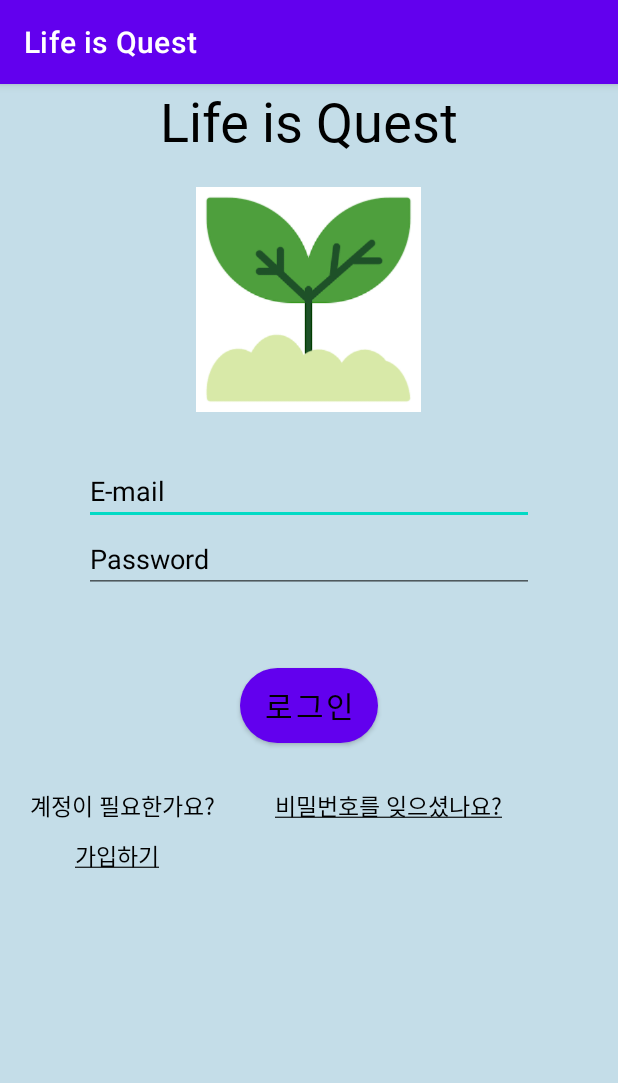
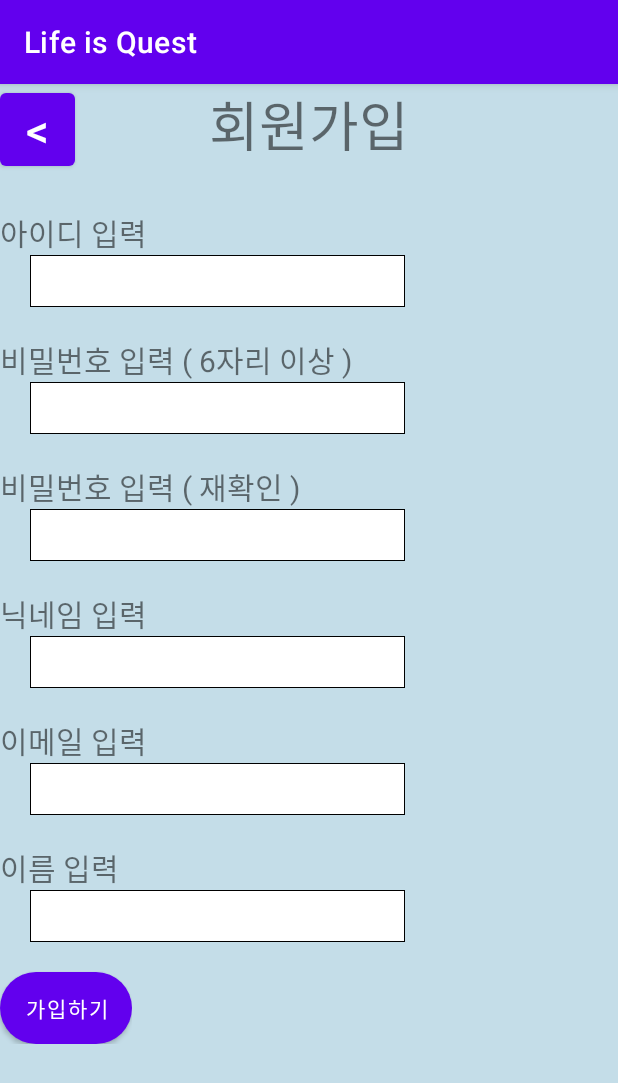
Before and after one commit to wooj1nBot/LifeisQuest, an Android app: the screen it shows after launch (LoginActivity2 before the commit, SignUpActivity2 after it), after a tap on "가입하기", on a phone screen of 412 x 824 dp. Shown: the top 1083 px of the screen. Run offline under Robolectric (Android 15) with nearby library versions, the phone set to English and light mode, and no system bars; Roboto replaces fonts that are not available here.

Commit message:
sign-up 화면, Login 화면 만듦

```diff
--- /dev/null
+++ b/app/src/main/java/com/example/lifeisquest/ForgotPW.java
@@ -0,0 +1,14 @@
+package com.example.lifeisquest;
+
+import androidx.appcompat.app.AppCompatActivity;
+
+import android.os.Bundle;
+
+public class ForgotPW extends AppCompatActivity {
+
+    @Override
+    protected void onCreate(Bundle savedInstanceState) {
+        super.onCreate(savedInstanceState);
+        setContentView(R.layout.activity_forgot_pw);
+    }
+}
--- a/app/src/main/java/com/example/lifeisquest/LoginActivity2.java
+++ b/app/src/main/java/com/example/lifeisquest/LoginActivity2.java
@@ -3,6 +3,7 @@ package com.example.lifeisquest;
 import androidx.appcompat.app.AppCompatActivity;
 
 import android.annotation.SuppressLint;
+import android.content.Intent;
 import android.os.Bundle;
 import android.util.Log;
 import android.view.View;
@@ -16,29 +17,40 @@ import com.example.lifeisquest.databinding.ActivityMainBinding;
 
 public class LoginActivity2 extends AppCompatActivity {
     private ActivityLogin2Binding binding;
-    @SuppressLint("SetTextI18n")
+
     @Override
     protected void onCreate(Bundle savedInstanceState) {
         super.onCreate(savedInstanceState);
         binding = ActivityLogin2Binding.inflate(getLayoutInflater());
         setContentView(binding.getRoot());
 
+        // 가입하기 btn
         binding.signUp.setOnClickListener(new View.OnClickListener() {
             @Override
             public void onClick(View v) {
-                Toast.makeText(getApplicationContext(), "클릭되었습니다.", Toast.LENGTH_LONG).show();
+                Intent intent = new Intent(getApplicationContext(), SignUpActivity2.class);
+                startActivity(intent);
             }
         });
 
+        // forgot pw
+
+
+        // login
         binding.emailEdit.setOnClickListener(new View.OnClickListener() {
             @Override
             public void onClick(View v) {
-                EditText emailEdit = binding.emailEdit;
-                if(emailEdit.getText().toString().equals("E-mail")) {
-                    Log.d("email_address", emailEdit.getText().toString());
-                    emailEdit.setText("");
-                }
+
             }
         });
+
+        binding.password.setOnClickListener(new View.OnClickListener() {
+            @Override
+            public void onClick(View v) {
+
+            }
+        });
+
+
     }
 }
--- /dev/null
+++ b/app/src/main/java/com/example/lifeisquest/SignUpActivity2.java
@@ -0,0 +1,27 @@
+package com.example.lifeisquest;
+
+import androidx.appcompat.app.AppCompatActivity;
+
+import android.content.Intent;
+import android.os.Bundle;
+import android.view.View;
+
+import com.example.lifeisquest.databinding.ActivitySignUp2Binding;
+
+public class SignUpActivity2 extends AppCompatActivity {
+    ActivitySignUp2Binding binding;
+    @Override
+    protected void onCreate(Bundle savedInstanceState) {
+        super.onCreate(savedInstanceState);
+        binding = ActivitySignUp2Binding.inflate(getLayoutInflater());
+        setContentView(binding.getRoot());
+
+        // back btn
+        binding.backBtn.setOnClickListener(new View.OnClickListener() {
+            @Override
+            public void onClick(View v) {
+                finish();
+            }
+        });
+    }
+}
--- /dev/null
+++ b/app/src/main/res/drawable/memo_border.xml
@@ -0,0 +1,22 @@
+<?xml version="1.0" encoding="utf-8"?>
+<layer-list xmlns:android="http://schemas.android.com/apk/res/android">
+
+    <item>
+        <shape android:shape="rectangle">
+            <solid android:color="#000000" />
+        </shape>
+
+    </item>
+
+    <item android:top = "1dp"
+        android:right= "1dp"
+        android:left="1dp"
+        android:bottom="1dp">
+
+        <shape android:shape="rectangle">
+            <solid android:color="#ffffff" />
+        </shape>
+
+    </item>
+
+</layer-list>
--- /dev/null
+++ b/app/src/main/res/layout/activity_forgot_pw.xml
@@ -0,0 +1,9 @@
+<?xml version="1.0" encoding="utf-8"?>
+<androidx.constraintlayout.widget.ConstraintLayout xmlns:android="http://schemas.android.com/apk/res/android"
+    xmlns:app="http://schemas.android.com/apk/res-auto"
+    xmlns:tools="http://schemas.android.com/tools"
+    android:layout_width="match_parent"
+    android:layout_height="match_parent"
+    tools:context=".ForgotPW">
+
+</androidx.constraintlayout.widget.ConstraintLayout>
--- a/app/src/main/res/layout/activity_login2.xml
+++ b/app/src/main/res/layout/activity_login2.xml
@@ -12,9 +12,7 @@
         android:background="#8891C0D5"
         android:gravity="center_horizontal"
         app:layout_constraintEnd_toEndOf="parent"
-        app:layout_constraintHorizontal_bias="0.0"
-        app:layout_constraintStart_toStartOf="parent"
-        tools:layout_editor_absoluteY="0dp">
+        app:layout_constraintStart_toStartOf="parent">
 
         <TextView
             android:id="@+id/app_name"
@@ -26,9 +24,18 @@
             android:textColor="@color/black"
             android:textSize="36sp" />
 
+        <TextView
+            android:layout_width="wrap_content"
+            android:layout_height="wrap_content"
+            android:text="E-mail"
+            android:layout_alignTop="@+id/email_edit"
+            android:textSize="20sp"
+            android:textColor="@color/black"
+            />
+
         <EditText
             android:id="@+id/email_edit"
-            android:layout_width="300sp"
+            android:layout_width="250sp"
             android:layout_height="wrap_content"
             android:layout_below="@+id/app_name"
             android:layout_centerHorizontal="true"
@@ -36,20 +43,28 @@
             android:clickable="true"
             android:focusable="true"
             android:maxLines="1"
-            android:text="E-mail"
+            android:background="@drawable/memo_border"
             android:textColor="@color/black"
             android:textSize="18sp" />
-
+        <TextView
+            android:layout_width="wrap_content"
+            android:layout_height="wrap_content"
+            android:text="PW"
+            android:layout_alignTop="@+id/password"
+            android:textSize="20sp"
+            android:textColor="@color/black"
+            />
         <EditText
             android:id="@+id/password"
-            android:layout_width="300sp"
+            android:layout_width="250sp"
             android:layout_height="wrap_content"
             android:layout_below="@+id/email_edit"
             android:layout_centerHorizontal="true"
             android:maxLines="1"
-            android:text="@string/Password"
+            android:background="@drawable/memo_border"
             android:textColor="@color/black"
-            android:textSize="18sp" />
+            android:textSize="18sp"
+            android:layout_marginTop="10sp"/>
 
         <Button
             android:id="@+id/login_btn"
--- /dev/null
+++ b/app/src/main/res/layout/activity_sign_up2.xml
@@ -0,0 +1,188 @@
+<?xml version="1.0" encoding="utf-8"?>
+<androidx.constraintlayout.widget.ConstraintLayout xmlns:android="http://schemas.android.com/apk/res/android"
+    xmlns:app="http://schemas.android.com/apk/res-auto"
+    xmlns:tools="http://schemas.android.com/tools"
+    android:layout_width="match_parent"
+    android:layout_height="match_parent"
+    tools:context=".SignUpActivity2">
+
+    <RelativeLayout
+        android:layout_width="match_parent"
+        android:layout_height="match_parent"
+        android:background="#8891C0D5"
+        android:gravity="center_horizontal"
+        app:layout_constraintEnd_toEndOf="parent"
+        app:layout_constraintHorizontal_bias="0.0"
+        app:layout_constraintStart_toStartOf="parent"
+                tools:layout_editor_absoluteY="0dp">
+        <Button
+            android:layout_width="50dp"
+            android:id="@+id/backBtn"
+            android:layout_height="wrap_content"
+            android:text="@string/back"
+            android:textSize="30sp"
+            />
+        <TextView
+
+            android:id="@+id/sign_up_textview"
+            android:layout_width="wrap_content"
+            android:layout_height="wrap_content"
+            android:layout_centerHorizontal="true"
+            android:text="@string/회원가입"
+            android:textSize="36sp" />
+
+        <LinearLayout
+            android:id="@+id/id_layout"
+            android:layout_width="match_parent"
+            android:layout_height="wrap_content"
+            android:layout_below="@+id/sign_up_textview"
+            android:layout_marginTop="30dp"
+            android:orientation="vertical">
+
+            <TextView
+                android:layout_width="wrap_content"
+                android:layout_height="wrap_content"
+                android:text="아이디 입력"
+                android:textSize="20dp" />
+
+            <EditText
+                android:layout_width="250dp"
+                android:layout_height="wrap_content"
+                android:layout_marginLeft="20dp"
+                android:textSize="25dp"
+                android:background="@drawable/memo_border"
+                />
+
+
+        </LinearLayout>
+
+        <LinearLayout
+            android:id="@+id/pw_layout"
+            android:layout_width="match_parent"
+            android:layout_height="wrap_content"
+            android:layout_below="@+id/id_layout"
+            android:layout_marginTop="20sp"
+            android:orientation="vertical">
+
+            <TextView
+                android:layout_width="wrap_content"
+                android:layout_height="wrap_content"
+                android:text="비밀번호 입력 ( 6자리 이상 )"
+                android:textSize="20dp" />
+
+            <EditText
+                android:layout_width="250dp"
+                android:layout_height="wrap_content"
+                android:layout_marginLeft="20dp"
+                android:textSize="25dp"
+                android:background="@drawable/memo_border"/>
+        </LinearLayout>
+
+        <LinearLayout
+            android:id="@+id/re_pw"
+            android:layout_width="match_parent"
+            android:layout_height="wrap_content"
+            android:layout_below="@+id/pw_layout"
+            android:layout_marginTop="20sp"
+            android:orientation="vertical">
+
+            <TextView
+                android:layout_width="wrap_content"
+                android:layout_height="wrap_content"
+                android:text="비밀번호 입력 ( 재확인 )"
+                android:textSize="20dp" />
+
+            <EditText
+                android:layout_width="250dp"
+                android:layout_height="wrap_content"
+                android:layout_marginLeft="20dp"
+                android:textSize="25dp"
+                android:background="@drawable/memo_border"/>
+        </LinearLayout>
+
+
+
+        <LinearLayout
+            android:id="@+id/nickname_layout"
+            android:layout_width="match_parent"
+            android:layout_height="wrap_content"
+            android:layout_below="@+id/re_pw"
+            android:layout_marginTop="20sp"
+            android:orientation="vertical">
+
+            <TextView
+                android:layout_width="wrap_content"
+                android:layout_height="wrap_content"
+                android:text="닉네임 입력"
+                android:textSize="20dp" />
+
+            <EditText
+                android:layout_width="250dp"
+                android:layout_height="wrap_content"
+                android:textSize="25dp"
+                android:background="@drawable/memo_border"
+                android:layout_marginLeft="20dp" />
+        </LinearLayout>
+
+        <LinearLayout
+            android:id="@+id/email_layout"
+            android:layout_width="match_parent"
+            android:layout_height="wrap_content"
+            android:layout_below="@+id/nickname_layout"
+            android:layout_marginTop="20sp"
+            android:orientation="vertical">
+
+            <TextView
+                android:layout_width="wrap_content"
+                android:layout_height="wrap_content"
+                android:text="이메일 입력"
+                android:textSize="20dp" />
+
+            <EditText
+                android:layout_width="250dp"
+                android:layout_height="wrap_content"
+                android:layout_marginLeft="20dp"
+                android:textSize="25dp"
+                android:background="@drawable/memo_border"/>
+        </LinearLayout>
+
+        <LinearLayout
+
+            android:id="@+id/name_layout"
+            android:layout_width="match_parent"
+            android:layout_height="wrap_content"
+            android:layout_below="@+id/email_layout"
+            android:layout_marginTop="20sp"
+            android:orientation="vertical">
+
+            <TextView
+                android:layout_width="wrap_content"
+                android:layout_height="wrap_content"
+                android:text="이름 입력"
+                android:textSize="20dp" />
+
+            <EditText
+                android:layout_width="250dp"
+                android:layout_height="wrap_content"
+                android:layout_marginLeft="20dp"
+                android:textSize="25dp"
+                android:background="@drawable/memo_border"/>
+        </LinearLayout>
+
+
+        <LinearLayout
+            android:layout_width="wrap_content"
+            android:layout_height="wrap_content"
+            android:layout_below="@+id/name_layout">
+            <Button
+            android:layout_width="wrap_content"
+            android:layout_height="wrap_content"
+                android:text="가입하기"
+                android:layout_marginTop="20sp"
+                android:background="@drawable/round_square">
+
+            </Button>
+        </LinearLayout>
+    </RelativeLayout>
+
+</androidx.constraintlayout.widget.ConstraintLayout>
--- a/app/src/main/res/values/strings.xml
+++ b/app/src/main/res/values/strings.xml
@@ -5,4 +5,6 @@
     <string name="forgot_pw"><u>비밀번호를 잊으셨나요?</u></string>
     <string name="로그인">로그인</string>
     <string name="Password">Password</string>
+    <string name="회원가입">회원가입</string>
+    <string name="back"><![CDATA[<]]></string>
 </resources>
```
Also changed, not shown: app/src/main/AndroidManifest.xml (+16 -1 lines).
